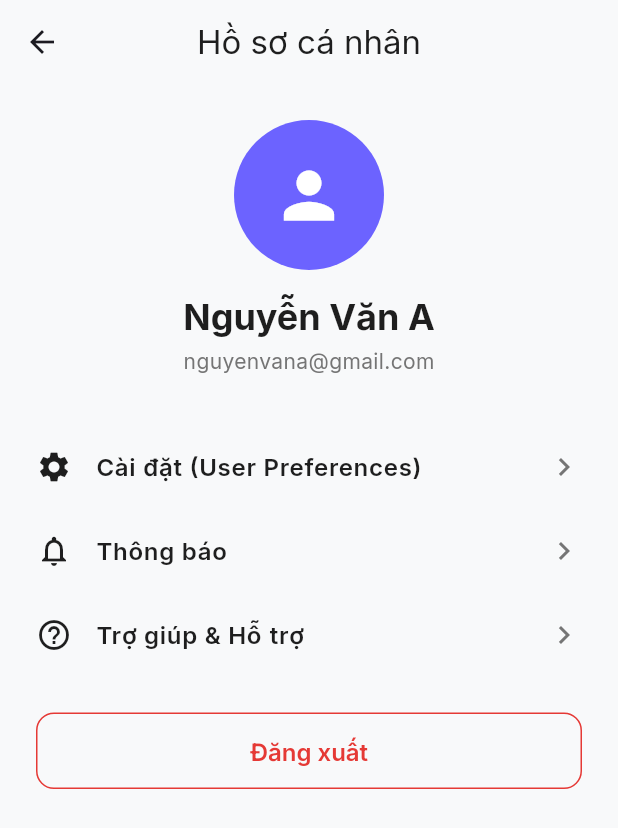
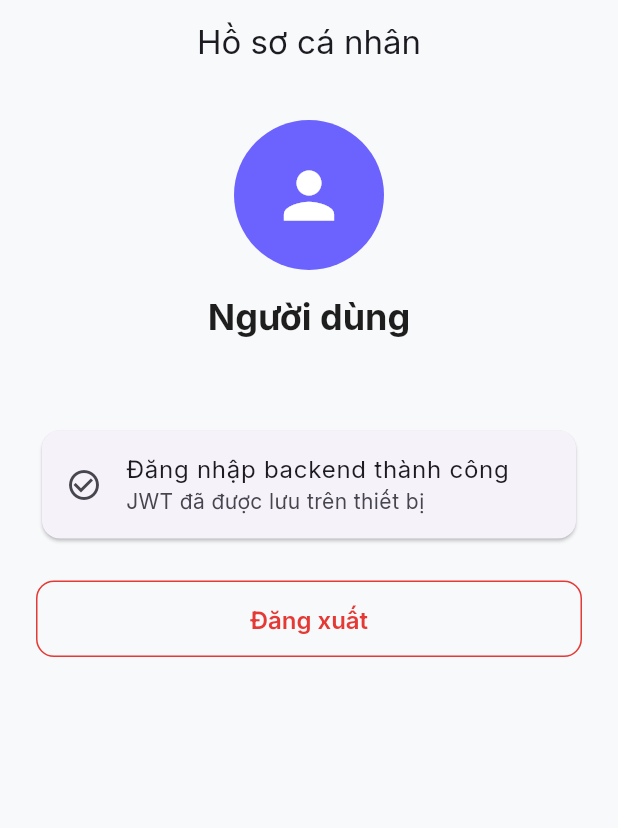
Before and after one commit to QDat18/SplitDebt, a Flutter app: the ProfileScreen screen opened directly, on a phone screen of 412 x 824 dp. Shown: the top 828 px of the screen. Run offline on Flutter 3.47's test engine with Material 3 defaults, Android fonts, the light colour scheme and no system bars; our stand-ins replace dio, firebase_core, firebase_messaging, fl_chart, flutter_dotenv, flutter_riverpod and 3 more; accounts and stored records are empty; network calls fail.

Commit message:
save dev4 fixes before merging dev2

```diff
--- a/frontend/lib/features/profile/profile_screen.dart
+++ b/frontend/lib/features/profile/profile_screen.dart
@@ -1,72 +1,192 @@
 import 'package:flutter/material.dart';
 import 'package:flutter_riverpod/flutter_riverpod.dart';
 
+import '../../core/network/dio_client.dart';
+import '../../core/providers/auth_provider.dart';
 import '../../core/theme/app_theme.dart';
+import '../auth/login_screen.dart';
 
 class ProfileScreen extends ConsumerStatefulWidget {
   const ProfileScreen({super.key});
 
   @override
-  ConsumerState<ProfileScreen> createState() => _ProfileScreenState();
+  ConsumerState<ProfileScreen> createState() =>
+      _ProfileScreenState();
 }
 
-class _ProfileScreenState extends ConsumerState<ProfileScreen> {
+class _ProfileScreenState
+    extends ConsumerState<ProfileScreen> {
+  bool _loading = true;
+
+  String _name = 'Người dùng';
+  String _email = '';
+
   @override
-  Widget build(BuildContext context) {
+  void initState() {
+    super.initState();
+    _loadProfile();
+  }
+
+  Future<void> _loadProfile() async {
+    try {
+      final response =
+      await dioClient.get(
+        '/users/me',
+      );
+
+      final data = response.data;
+
+      if (data is Map<String, dynamic> &&
+          mounted) {
+        setState(() {
+          _name =
+              data['fullName']
+                  ?.toString() ??
+                  'Người dùng';
+
+          _email =
+              data['email']
+                  ?.toString() ??
+                  '';
+        });
+      }
+    } catch (_) {
+      // Không chặn giao diện nếu endpoint profile lỗi.
+    } finally {
+      if (mounted) {
+        setState(() {
+          _loading = false;
+        });
+      }
+    }
+  }
+
+  Future<void> _logout() async {
+    await ref
+        .read(authProvider.notifier)
+        .logout();
+
+    if (!mounted) return;
+
+    Navigator.of(context)
+        .pushAndRemoveUntil(
+      MaterialPageRoute(
+        builder: (_) =>
+        const LoginScreen(),
+      ),
+          (route) => false,
+    );
+  }
+
+  @override
+  Widget build(
+      BuildContext context) {
     return Scaffold(
       appBar: AppBar(
-        title: const Text('Hồ sơ cá nhân', style: TextStyle(color: AppTheme.textPrimaryColor)),
-        backgroundColor: Colors.transparent,
+        title: const Text(
+          'Hồ sơ cá nhân',
+        ),
+        backgroundColor:
+        Colors.transparent,
         elevation: 0,
         centerTitle: true,
       ),
-      body: SingleChildScrollView(
-        padding: const EdgeInsets.all(24.0),
+      body: _loading
+          ? const Center(
+        child:
+        CircularProgressIndicator(),
+      )
+          : SingleChildScrollView(
+        padding:
+        const EdgeInsets.all(
+          24,
+        ),
         child: Column(
           children: [
             const CircleAvatar(
               radius: 50,
-              backgroundColor: AppTheme.primaryColor,
-              child: Icon(Icons.person, size: 50, color: Colors.white),
+              backgroundColor:
+              AppTheme
+                  .primaryColor,
+              child: Icon(
+                Icons.person,
+                size: 50,
+                color:
+                Colors.white,
+              ),
             ),
-            const SizedBox(height: 16),
+
+            const SizedBox(
+              height: 16,
+            ),
+
             Text(
-              'Nguyễn Văn A',
-              style: Theme.of(context).textTheme.headlineMedium,
+              _name,
+              style:
+              Theme.of(context)
+                  .textTheme
+                  .headlineMedium,
             ),
-            const SizedBox(height: 4),
+
+            const SizedBox(
+              height: 4,
+            ),
+
             Text(
-              'nguyenvana@gmail.com',
-              style: Theme.of(context).textTheme.bodyMedium,
+              _email,
+              style:
+              Theme.of(context)
+                  .textTheme
+                  .bodyMedium,
             ),
-            const SizedBox(height: 32),
-            _buildProfileMenuItem(
-              icon: Icons.settings,
-              title: 'Cài đặt (User Preferences)',
-              onTap: () {},
+
+            const SizedBox(
+              height: 32,
             ),
-            _buildProfileMenuItem(
-              icon: Icons.notifications_outlined,
-              title: 'Thông báo',
-              onTap: () {},
+
+            const Card(
+              child: ListTile(
+                leading: Icon(
+                  Icons
+                      .check_circle_outline,
+                ),
+                title: Text(
+                  'Đăng nhập backend thành công',
+                ),
+                subtitle: Text(
+                  'JWT đã được lưu trên thiết bị',
+                ),
+              ),
             ),
-            _buildProfileMenuItem(
-              icon: Icons.help_outline,
-              title: 'Trợ giúp & Hỗ trợ',
-              onTap: () {},
+
+            const SizedBox(
+              height: 24,
             ),
-            const SizedBox(height: 24),
+
             SizedBox(
-              width: double.infinity,
-              child: OutlinedButton(
-                onPressed: () {
-                  // Perform logout
-                },
-                style: OutlinedButton.styleFrom(
-                  foregroundColor: AppTheme.errorColor,
-                  side: const BorderSide(color: AppTheme.errorColor),
+              width:
+              double.infinity,
+              child:
+              OutlinedButton(
+                onPressed:
+                _logout,
+                style:
+                OutlinedButton
+                    .styleFrom(
+                  foregroundColor:
+                  AppTheme
+                      .errorColor,
+                  side:
+                  const BorderSide(
+                    color:
+                    AppTheme
+                        .errorColor,
+                  ),
                 ),
-                child: const Text('Đăng xuất'),
+                child:
+                const Text(
+                  'Đăng xuất',
+                ),
               ),
             ),
           ],
@@ -74,21 +194,4 @@ class _ProfileScreenState extends ConsumerState<ProfileScreen> {
       ),
     );
   }
-
-  Widget _buildProfileMenuItem({
-    required IconData icon,
-    required String title,
-    required VoidCallback onTap,
-  }) {
-    return ListTile(
-      leading: Icon(icon, color: AppTheme.textPrimaryColor),
-      title: Text(
-        title,
-        style: const TextStyle(fontWeight: FontWeight.w600, color: AppTheme.textPrimaryColor),
-      ),
-      trailing: const Icon(Icons.chevron_right, color: AppTheme.textSecondaryColor),
-      onTap: onTap,
-      contentPadding: EdgeInsets.zero,
-    );
-  }
 }
--- a/frontend/lib/main.dart
+++ b/frontend/lib/main.dart
@@ -5,6 +5,7 @@ import 'package:flutter_dotenv/flutter_dotenv.dart';
 import 'package:flutter_riverpod/flutter_riverpod.dart';
 import 'package:supabase_flutter/supabase_flutter.dart';
 
+import 'core/app/app_keys.dart';
 import 'core/constants/app_constants.dart';
 import 'core/theme/app_theme.dart';
 import 'features/auth/splash_screen.dart';
@@ -58,6 +59,7 @@ class SplitDebtApp extends StatelessWidget {
     return MaterialApp(
       title: 'SplitDebt',
       debugShowCheckedModeBanner: false,
+      scaffoldMessengerKey: scaffoldMessengerKey,
       theme: AppTheme.lightTheme,
       home: const SplashScreen(),
     );
```
Also changed, not shown: frontend/lib/features/auth/splash_screen.dart (+42 -7 lines), 2 other files.
